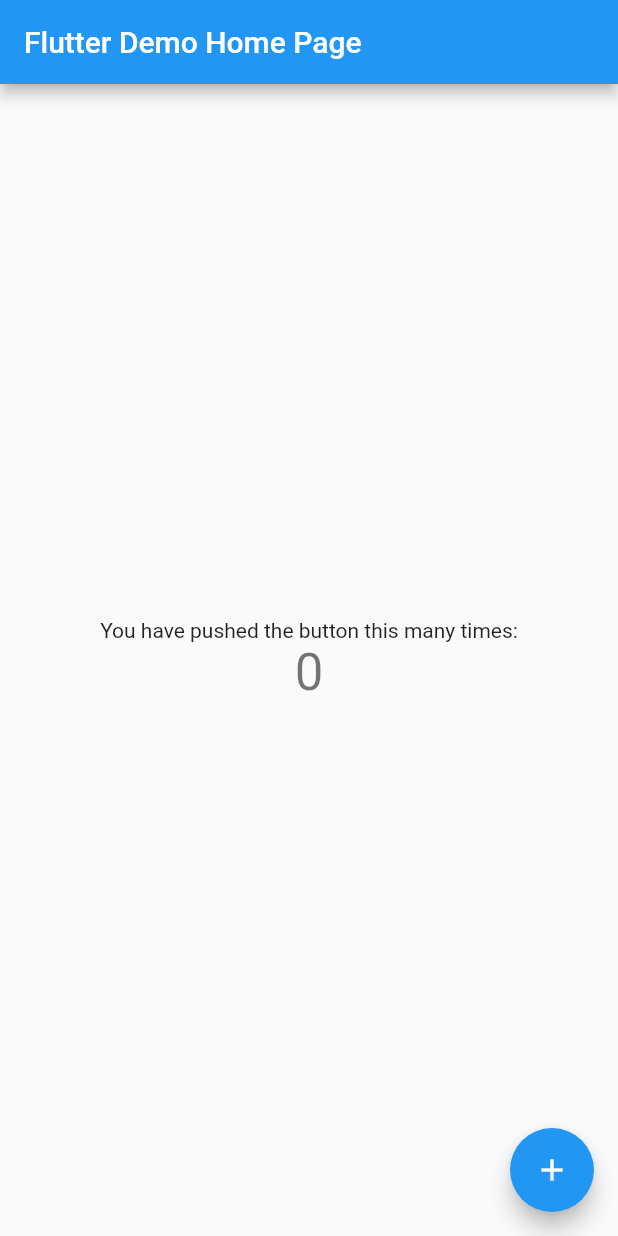
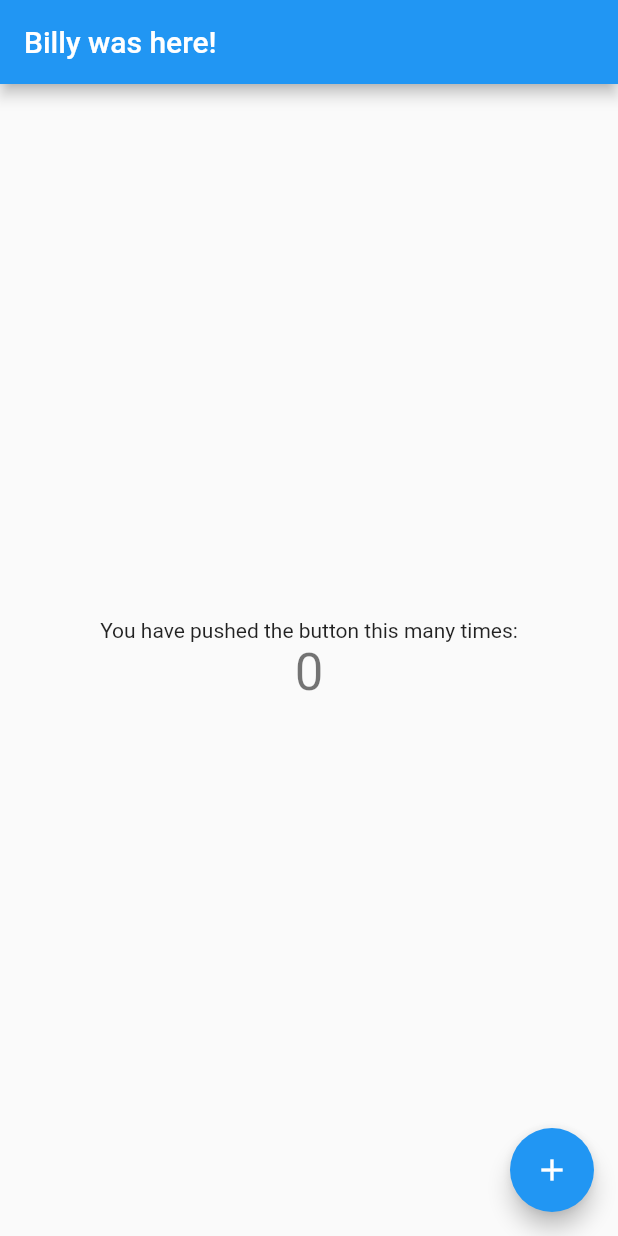
Before and after one commit to mumby0168/Prototype_Apps, a Flutter app: the screen it shows after launch, on a phone screen of 412 x 824 dp. Run offline on Flutter 3.47's test engine with Material 2 defaults, Android fonts, the phone set to English and light mode, and no system bars.

Commit message:
billy change

```diff
--- a/src/app_template/lib/main.dart
+++ b/src/app_template/lib/main.dart
@@ -26,7 +26,7 @@ class MyApp extends StatelessWidget {
         // closer together (more dense) than on mobile platforms.
         visualDensity: VisualDensity.adaptivePlatformDensity,
       ),
-      home: MyHomePage(title: 'Flutter Demo Home Page'),
+      home: MyHomePage(title: 'Billy was here!'),
     );
   }
 }
```
